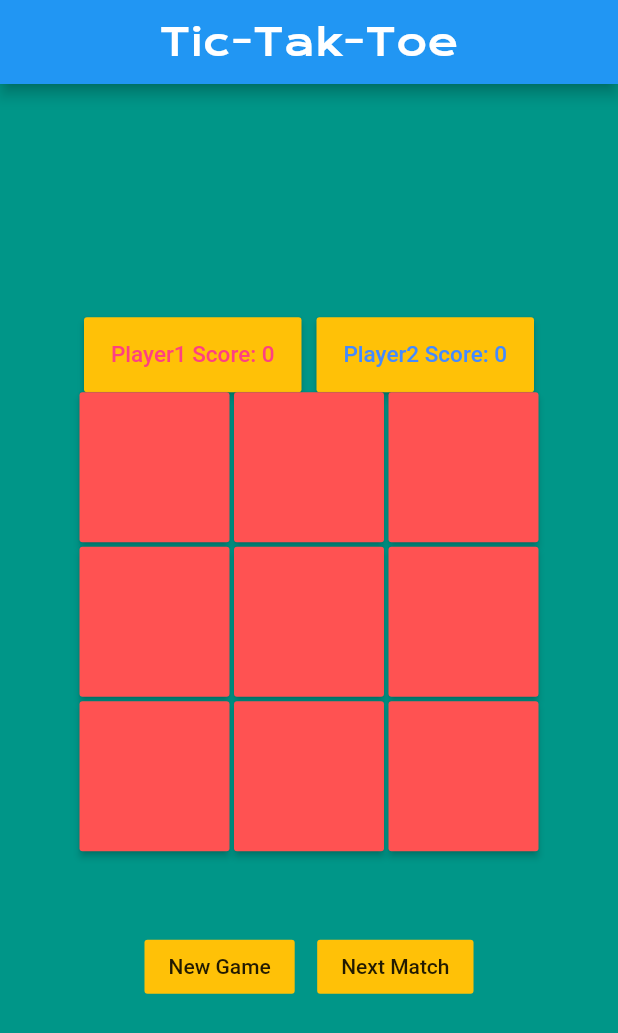
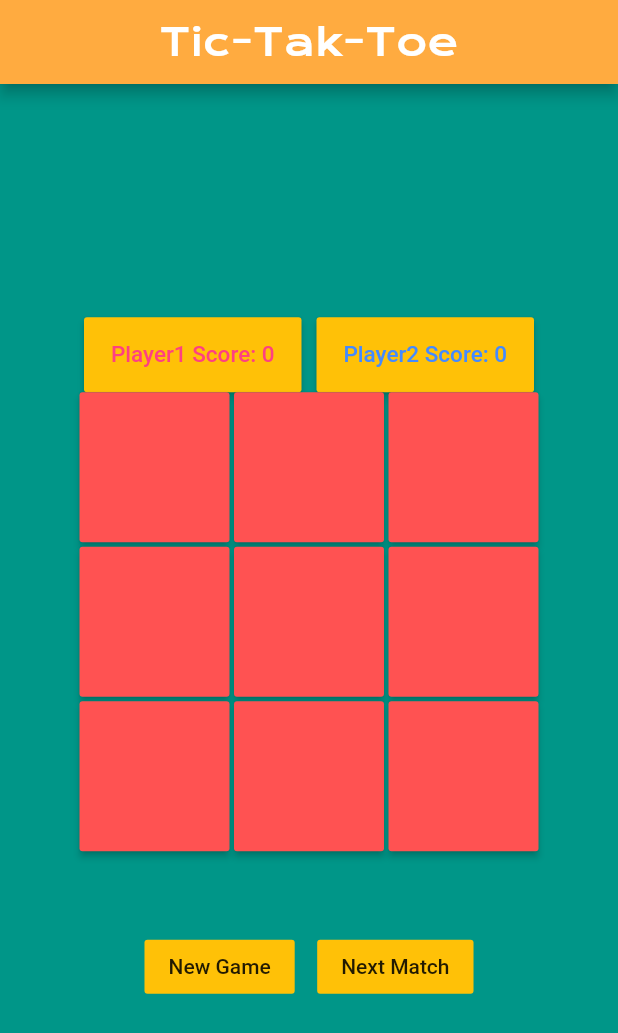
Before and after one commit to Shekhar2523/TicTakToeAndroidApp, a Flutter app: the screen it shows after launch, on a phone screen of 412 x 824 dp. Shown: the top 1033 px of the screen. Run offline on Flutter 3.47's test engine with Material 2 defaults, Android fonts, the phone set to English and light mode, and no system bars.

```diff
--- a/lib/main.dart
+++ b/lib/main.dart
@@ -22,6 +22,7 @@ class _MyAppState extends State<MyApp> {
     return MaterialApp(
       home: Scaffold(
         appBar: AppBar(
+          backgroundColor: Colors.orangeAccent,
           title: Center(
             child: Text(
               "Tic-Tak-Toe",
```
